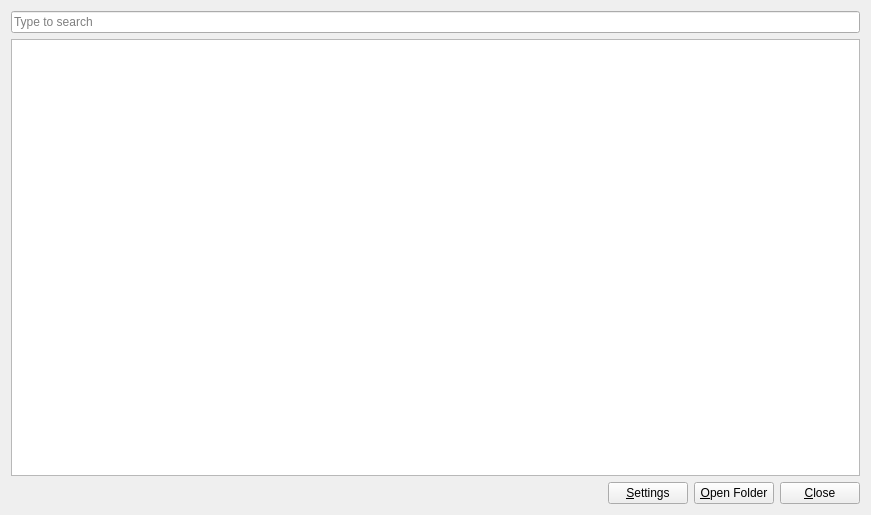
andrewrk/ruff, file mainwindow.ui: the form before one commit.
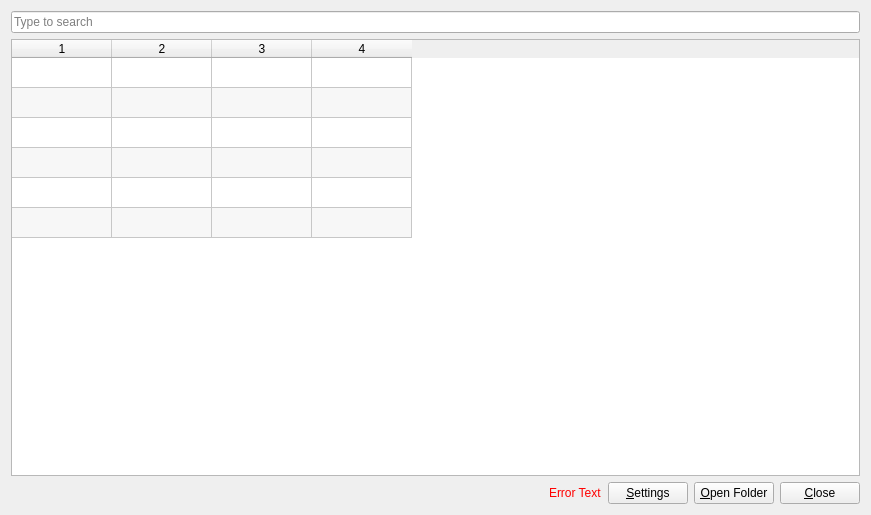
The form after the commit. Icons and pictures are not drawn.

Diff of the .ui file:
```diff
--- a/mainwindow.ui
+++ b/mainwindow.ui
@@ -26,7 +26,48 @@
      </widget>
     </item>
     <item>
-     <widget class="QTableWidget" name="tableWidget"/>
+     <widget class="QTableWidget" name="tableWidget">
+      <property name="editTriggers">
+       <set>QAbstractItemView::NoEditTriggers</set>
+      </property>
+      <property name="alternatingRowColors">
+       <bool>true</bool>
+      </property>
+      <property name="selectionMode">
+       <enum>QAbstractItemView::SingleSelection</enum>
+      </property>
+      <property name="selectionBehavior">
+       <enum>QAbstractItemView::SelectRows</enum>
+      </property>
+      <property name="verticalScrollMode">
+       <enum>QAbstractItemView::ScrollPerPixel</enum>
+      </property>
+      <property name="horizontalScrollMode">
+       <enum>QAbstractItemView::ScrollPerPixel</enum>
+      </property>
+      <property name="rowCount">
+       <number>6</number>
+      </property>
+      <property name="columnCount">
+       <number>4</number>
+      </property>
+      <attribute name="horizontalHeaderVisible">
+       <bool>true</bool>
+      </attribute>
+      <attribute name="verticalHeaderVisible">
+       <bool>false</bool>
+      </attribute>
+      <row/>
+      <row/>
+      <row/>
+      <row/>
+      <row/>
+      <row/>
+      <column/>
+      <column/>
+      <column/>
+      <column/>
+     </widget>
     </item>
     <item>
      <layout class="QHBoxLayout" name="horizontalLayout">
@@ -43,6 +84,16 @@
         </property>
        </spacer>
       </item>
+      <item>
+       <widget class="QLabel" name="errorLabel">
+        <property name="styleSheet">
+         <string notr="true">color: rgb(255, 0, 0)</string>
+        </property>
+        <property name="text">
+         <string>Error Text</string>
+        </property>
+       </widget>
+      </item>
       <item>
        <widget class="QPushButton" name="settingsButton">
         <property name="text">
```
Left out of the diff: 8 changed lines with no effect on the pictures.
